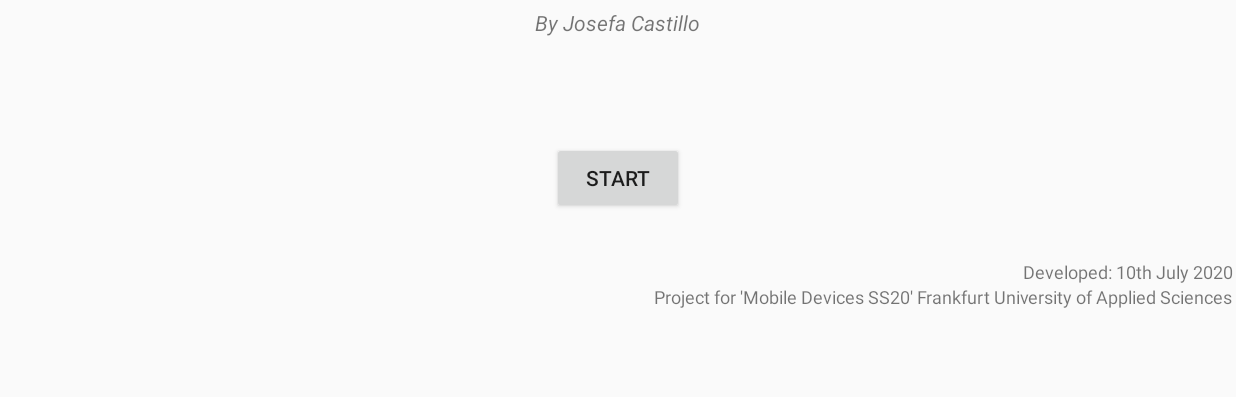
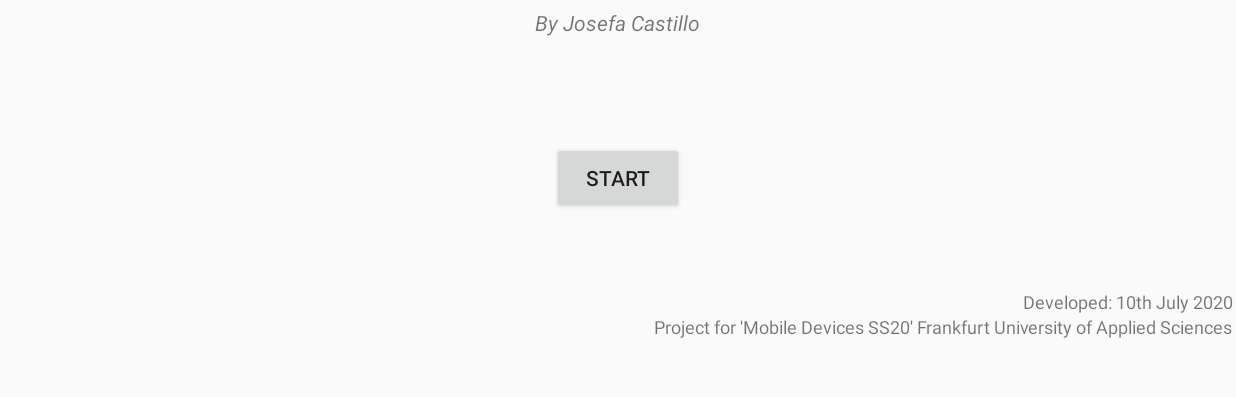
Before and after one commit to cuckoogrobble/MobDev_Pong, an Android app: the screen it shows after launch (MainActivity), on a phone screen of 824 x 412 dp (held sideways), the part 101-498 px from its top. Run offline under Robolectric (Android 15) with nearby library versions, the phone set to English and light mode, and no system bars.

Commit message:
fixed some typos, better structure

```diff
--- a/app/src/main/java/com/example/pong/MainActivity.java
+++ b/app/src/main/java/com/example/pong/MainActivity.java
@@ -156,7 +156,7 @@ public class MainActivity extends AppCompatActivity implements SensorEventListen
         statScore2 = findViewById(R.id.scorePlayer2);
         statHits1 = findViewById(R.id.hitsPlayer1);
         statHits2 = findViewById(R.id.hitsPlayer2);
-        statsTimer = findViewById(R.id.timerTitle);
+        statsTimer = findViewById(R.id.timerNumber);
         endLayout = findViewById(R.id.endLayout);
 
 
@@ -338,7 +338,7 @@ public class MainActivity extends AppCompatActivity implements SensorEventListen
         statScore2.setText(""+scoreRight);
         statHits1.setText(""+hits1);
         statHits2.setText(""+hits2);
-        statsTimer.setText("TIMER: "+(currentTime - startTime));
+        statsTimer.setText(""+(currentTime - startTime) + " seconds");
 
 
     }
@@ -347,7 +347,7 @@ public class MainActivity extends AppCompatActivity implements SensorEventListen
 
         //getting timer to move
         currentTime = System.currentTimeMillis()/1000;
-        timerText.setText("Timer: "+(currentTime - startTime)+" seconds");
+        timerText.setText("TIMER: "+(currentTime - startTime));
 
         //moving ball
 
--- a/app/src/main/res/layout/activity_main.xml
+++ b/app/src/main/res/layout/activity_main.xml
@@ -137,7 +137,7 @@
                 android:layout_width="wrap_content"
                 android:layout_height="wrap_content"
                 android:layout_gravity="end"
-                android:layout_marginTop="20dp"
+                android:layout_marginTop="40dp"
                 android:layout_marginEnd="2dp"
                 android:layout_marginRight="2dp"
                 android:gravity="bottom"
@@ -168,7 +168,7 @@
                 android:layout_width="wrap_content"
                 android:layout_height="wrap_content"
                 android:layout_marginTop="50dp"
-                android:layout_marginBottom="10dp"
+                android:layout_marginBottom="20dp"
                 android:text="@string/gameOver"
                 android:textSize="42sp" />
 
@@ -239,6 +239,11 @@
                         android:id="@+id/timerTitle"
                         android:layout_width="wrap_content"
                         android:layout_height="wrap_content"
+                        android:text="@string/timerTitle"/>
+                    <TextView
+                        android:id="@+id/timerNumber"
+                        android:layout_width="wrap_content"
+                        android:layout_height="wrap_content"
                         android:text="@string/timerText"/>
 
                 </TableRow>
--- a/app/src/main/res/values/strings.xml
+++ b/app/src/main/res/values/strings.xml
@@ -6,7 +6,7 @@
     <string name="hits1">0</string>
     <string name="hits2">0</string>
     <string name="hits">HITS</string>
-    <string name="timerText">TIMER: 0</string>
+    <string name="timerText">TIMER: </string>
     <string name="startButton">Start</string>
     <string name="gameOver">GAME OVER</string>
     <string name="left_paddle"></string>
@@ -19,4 +19,5 @@
     <string name="titlePlayer2">Player 2</string>
     <string name="scoresTitle">Scores: </string>
     <string name="hitsTitle">Hits: </string>
+    <string name="timerTitle">Timer: </string>
 </resources>
```
